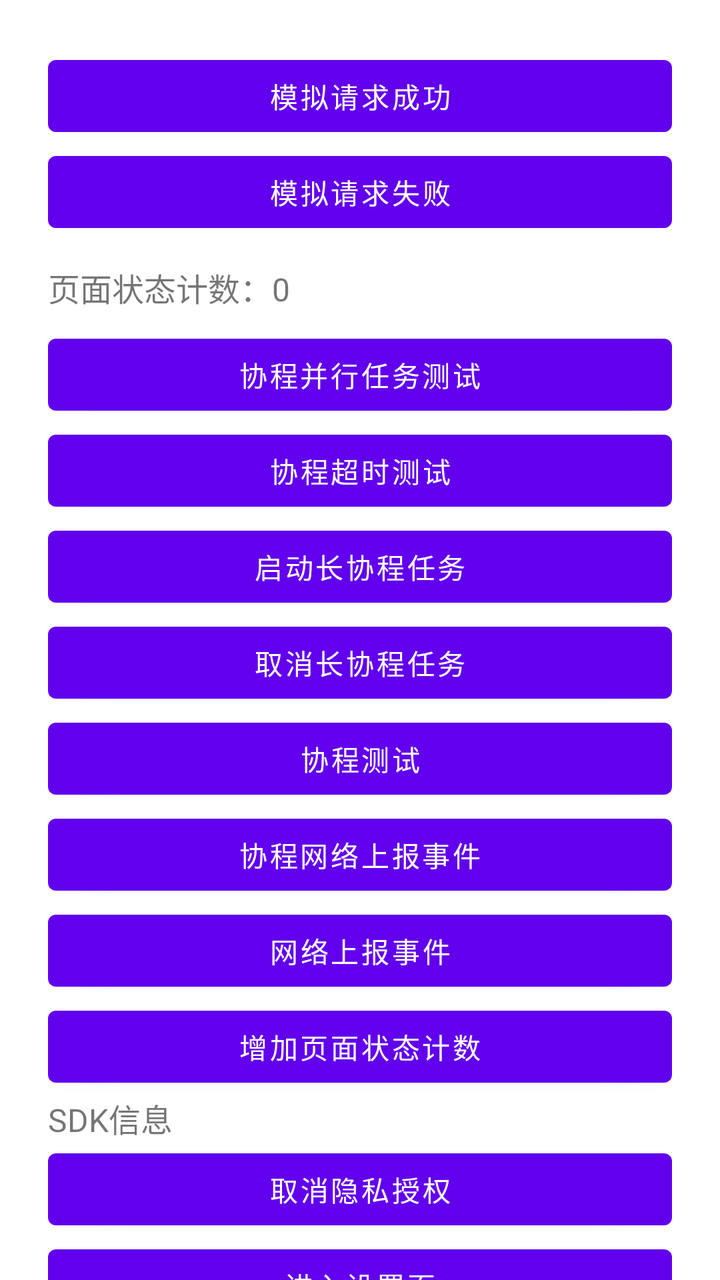
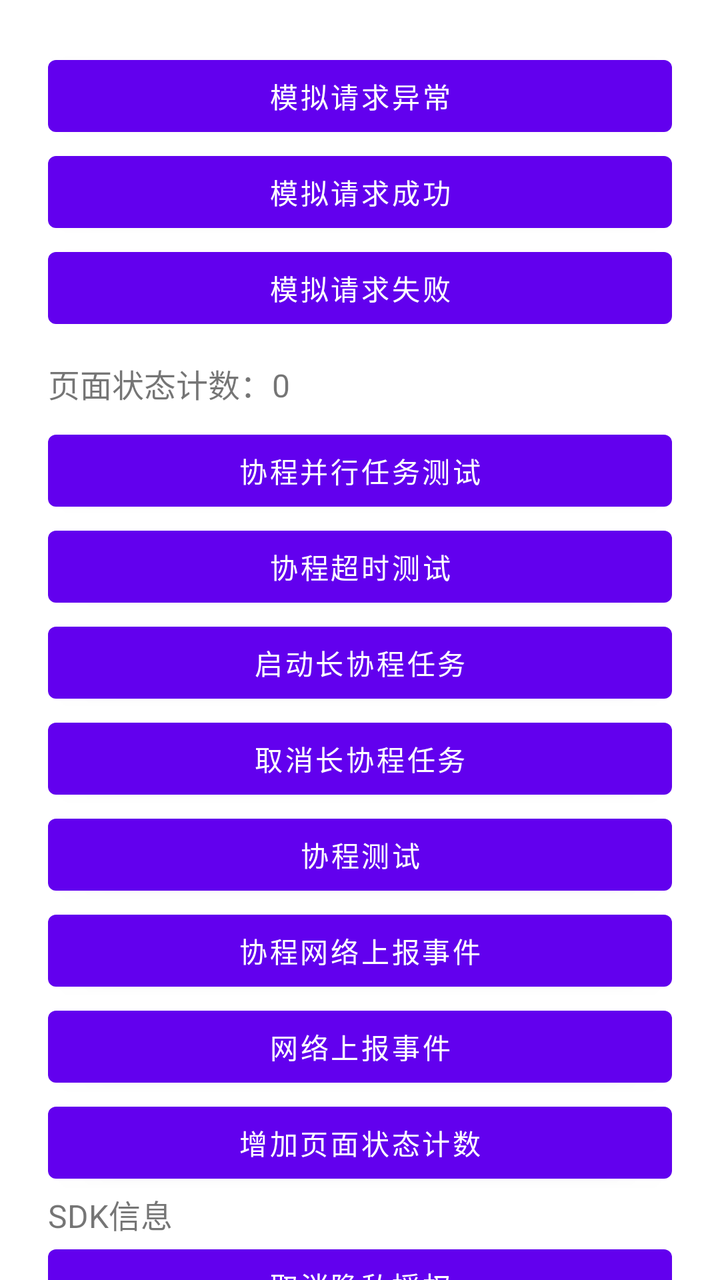

The first picture is an Android layout as it rendered before a commit; the second is the same layout after the commit. The layout source and the unified diff follow.
<!-- AndroidManifest.xml: application theme Theme.SdkStudyDemo -->
<!-- res/layout/activity_main.xml -->
<?xml version="1.0" encoding="utf-8"?>
<androidx.core.widget.NestedScrollView xmlns:android="http://schemas.android.com/apk/res/android"
    android:id="@+id/mainScrollView"
    android:layout_width="match_parent"
    android:layout_height="match_parent"
    android:fillViewport="true">


<LinearLayout
    android:id="@+id/rootLayout"
    android:layout_width="match_parent"
    android:layout_height="match_parent"
    android:orientation="vertical"
    android:padding="24dp">
    <Button
        android:id="@+id/btnRequestSuccess"
        android:layout_width="match_parent"
        android:layout_height="wrap_content"
        android:text="模拟请求成功" />

    <Button
        android:id="@+id/btnRequestError"
        android:layout_width="match_parent"
        android:layout_height="wrap_content"
        android:text="模拟请求失败" />

    <TextView
        android:id="@+id/tvStateCount"
        android:layout_width="match_parent"
        android:layout_height="wrap_content"
        android:text="页面状态计数：0"
        android:textSize="16sp"
        android:paddingTop="12dp"
        android:paddingBottom="8dp"/>
    <Button
        android:id="@+id/btnParallelTaskTest"
        android:layout_width="match_parent"
        android:layout_height="wrap_content"
        android:text="协程并行任务测试"/>
    <Button
        android:id="@+id/btnTimeoutTest"
        android:layout_width="match_parent"
        android:layout_height="wrap_content"
        android:text="协程超时测试" />
    <Button
        android:id="@+id/btnStartLongCoroutine"
        android:layout_width="match_parent"
        android:layout_height="wrap_content"
        android:text="启动长协程任务" />

    <Button
        android:id="@+id/btnCancelLongCoroutine"
        android:layout_width="match_parent"
        android:layout_height="wrap_content"
        android:text="取消长协程任务" />
    <Button
        android:id="@+id/btnCoroutineTest"
        android:layout_width="match_parent"
        android:layout_height="wrap_content"
        android:text="协程测试" />
    <Button
        android:id="@+id/btnUploadEventCoroutine"
        android:layout_width="match_parent"
        android:layout_height="wrap_content"
        android:text="协程网络上报事件"/>
    <Button
        android:id="@+id/btnUploadEventNetwork"
        android:layout_width="match_parent"
        android:layout_height="wrap_content"
        android:text="网络上报事件"/>
    <Button
        android:id="@+id/btnIncreaseCount"
        android:layout_width="match_parent"
        android:layout_height="wrap_content"
        android:text="增加页面状态计数"/>
    <FrameLayout
        android:id="@+id/infoFragmentContainer"
        android:layout_width="match_parent"
        android:layout_height="wrap_content"/>
    <TextView
        android:id="@+id/tvSdkInfo"
        android:layout_width="match_parent"
        android:layout_height="wrap_content"
        android:text="SDK信息"
        android:textSize="16sp"/>

    <Button
        android:id="@+id/bthCancel"
        android:layout_width="match_parent"
        android:layout_height="wrap_content"
        android:text="取消隐私授权"/>

    <Button
        android:id="@+id/bthSetting"
        android:layout_width="match_parent"
        android:layout_height="wrap_content"
        android:text="进入设置页"/>
    <Button
        android:id = "@+id/bthAgree"
        android:layout_width="match_parent"
        android:layout_height="wrap_content"
        android:text="同意隐私协议"/>

    <Button
        android:id="@+id/btnTrackEvent"
        android:layout_width="match_parent"
        android:layout_height="wrap_content"
        android:text="模拟事件上报" />
    <Button
        android:id="@+id/btnTrackEventByBundle"
        android:layout_width="match_parent"
        android:layout_height="wrap_content"
        android:text="Bundle方式上报事件" />
    <Button
        android:id="@+id/btnRequestCameraPermission"
        android:layout_width="match_parent"
        android:layout_height="wrap_content"
        android:text="请求相机权限" />

    <FrameLayout
        android:id="@+id/fragmentContainer"
        android:layout_width="match_parent"
        android:layout_height="wrap_content"/>

</LinearLayout>
</androidx.core.widget.NestedScrollView>
<!-- resources referenced by this layout -->
<resources>
  <style name="Theme.SdkStudyDemo" parent="Theme.MaterialComponents.Light.NoActionBar">
          <item name="android:windowLightStatusBar">true</item>
          <item name="android:statusBarColor">@android:color/white</item>
          <item name="android:navigationBarColor">@android:color/white</item>
      </style>
</resources>

<!-- the commit's change to res/layout/activity_main.xml (unified diff, before → after) -->
@@ -12,6 +12,11 @@
     android:layout_height="match_parent"
     android:orientation="vertical"
     android:padding="24dp">
+    <Button
+        android:id="@+id/btnRequestException"
+        android:layout_width="match_parent"
+        android:layout_height="wrap_content"
+        android:text="模拟请求异常" />
     <Button
         android:id="@+id/btnRequestSuccess"
         android:layout_width="match_parent"
